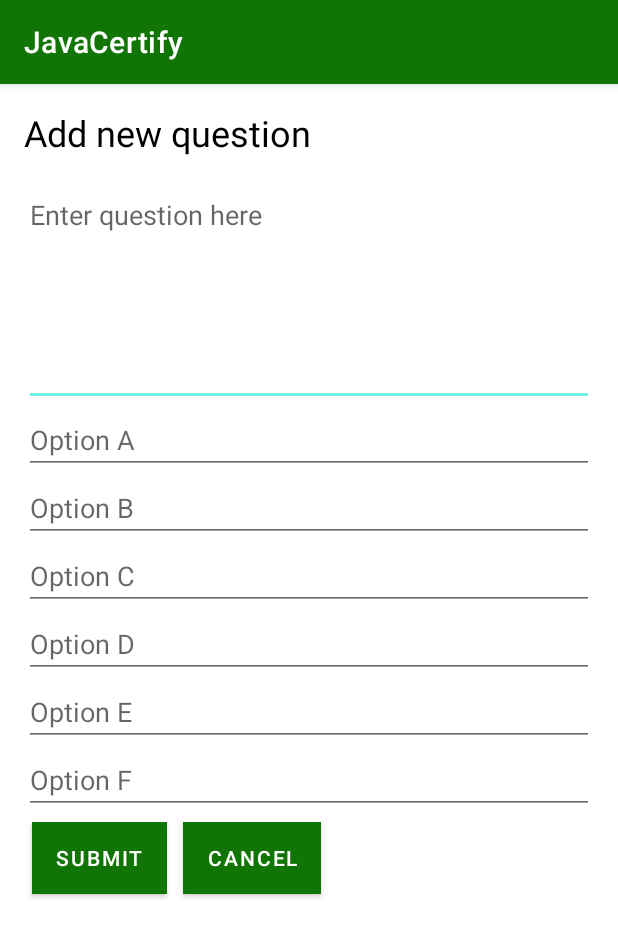
After one commit to alvydass/JavaCertify, an Android app: the AddQuestion screen opened directly, with no data from a screen before it, on a phone screen of 412 x 824 dp. The commit adds this screen. Shown: the top 937 px of the screen. Run offline under Robolectric (Android 15) with nearby library versions, the phone set to English and light mode, and no system bars.

Commit message:
Improvements and updates.

```diff
--- /dev/null
+++ b/app/src/main/java/com/smarty/javacertify/AddQuestion.java
@@ -0,0 +1,14 @@
+package com.smarty.javacertify;
+
+import androidx.appcompat.app.AppCompatActivity;
+
+import android.os.Bundle;
+
+public class AddQuestion extends AppCompatActivity {
+
+    @Override
+    protected void onCreate(Bundle savedInstanceState) {
+        super.onCreate(savedInstanceState);
+        setContentView(R.layout.activity_add_question);
+    }
+}
--- a/app/src/main/java/com/smarty/javacertify/QuizContract.java
+++ b/app/src/main/java/com/smarty/javacertify/QuizContract.java
@@ -18,5 +18,7 @@ public final class QuizContract {
         public static final String COLUMN_OPTION6 = "option6";
         public static final String COLUMN_ANSWER_NR = "answer_nr";
         public static final String EXPLANATION = "explanation";
+
+        public static final String QUIZ_TYPE = "quiz_type";
     }
 }
--- /dev/null
+++ b/app/src/main/res/layout/activity_add_question.xml
@@ -0,0 +1,95 @@
+<?xml version="1.0" encoding="utf-8"?>
+<LinearLayout xmlns:android="http://schemas.android.com/apk/res/android"
+    android:orientation="vertical"
+    android:layout_width="match_parent"
+    android:layout_height="wrap_content"
+    android:layout_margin="16dp">
+
+    <TextView
+        android:layout_width="wrap_content"
+        android:layout_height="wrap_content"
+        android:text="Add new question"
+        android:textSize="24sp"
+        android:textColor="@color/black"
+        android:layout_marginBottom="16dp"/>
+
+
+    <EditText
+        android:id="@+id/question_input_text"
+        android:layout_width="match_parent"
+        android:hint="Enter question here"
+        android:layout_height="150dp"
+        android:inputType="text|textMultiLine"
+        android:gravity="top"/>
+
+    <EditText
+        android:layout_width="match_parent"
+        android:layout_height="wrap_content"
+        android:hint="Option A"
+        android:inputType="text"
+        android:imeOptions="actionNext"
+        android:id="@+id/option_a"/>
+
+    <EditText
+        android:layout_width="match_parent"
+        android:layout_height="wrap_content"
+        android:hint="Option B"
+        android:inputType="number"
+        android:imeOptions="actionNext"
+        android:id="@+id/option_b"/>
+
+    <EditText
+        android:layout_width="match_parent"
+        android:layout_height="wrap_content"
+        android:hint="Option C"
+        android:inputType="number"
+        android:imeOptions="actionNext"
+        android:id="@+id/option_c"/>
+
+    <EditText
+        android:layout_width="match_parent"
+        android:layout_height="wrap_content"
+        android:hint="Option D"
+        android:inputType="number"
+        android:imeOptions="actionNext"
+        android:id="@+id/option_d"/>
+
+    <EditText
+        android:layout_width="match_parent"
+        android:layout_height="wrap_content"
+        android:hint="Option E"
+        android:inputType="number"
+        android:imeOptions="actionNext"
+        android:id="@+id/option_e"/>
+
+    <EditText
+        android:layout_width="match_parent"
+        android:layout_height="wrap_content"
+        android:hint="Option F"
+        android:inputType="number"
+        android:imeOptions="actionNext"
+        android:id="@+id/option_f"/>
+
+    <LinearLayout
+        android:layout_width="match_parent"
+        android:layout_height="wrap_content" >
+
+    <Button
+        android:layout_width="wrap_content"
+        android:layout_height="wrap_content"
+        android:text="Submit"
+        android:layout_margin="5dp"
+        android:textColor="@color/white"
+        android:background="@color/design_default_color_primary"
+        android:id="@+id/submit_button"/>
+
+    <Button
+        android:layout_width="wrap_content"
+        android:layout_height="wrap_content"
+        android:text="Cancel"
+        android:layout_margin="5dp"
+        android:textColor="@color/white"
+        android:background="@color/design_default_color_primary"
+        android:id="@+id/cancel_button"/>
+    </LinearLayout>
+</LinearLayout>
```
Also changed, not shown: app/src/main/AndroidManifest.xml (+5 -2 lines), app/src/main/java/com/smarty/javacertify/JavaVersionChooseActivity.java (+6 -6 lines), app/src/main/java/com/smarty/javacertify/MainActivity.java (+96 -8 lines), app/src/main/java/com/smarty/javacertify/Question.java (+12 -1 lines), app/src/main/java/com/smarty/javacertify/QuizActivity.java (+13 -2 lines), app/src/main/java/com/smarty/javacertify/QuizDbHelper.java (+14 -7 lines), app/src/main/java/com/smarty/javacertify/QuizType.java (added, +34 -0 lines), app/src/main/res/layout/activity_main.xml (+21 -0 lines), app/src/main/res/raw/ocp11.csv (renamed from app/src/main/res/raw/test_quiz.csv).
